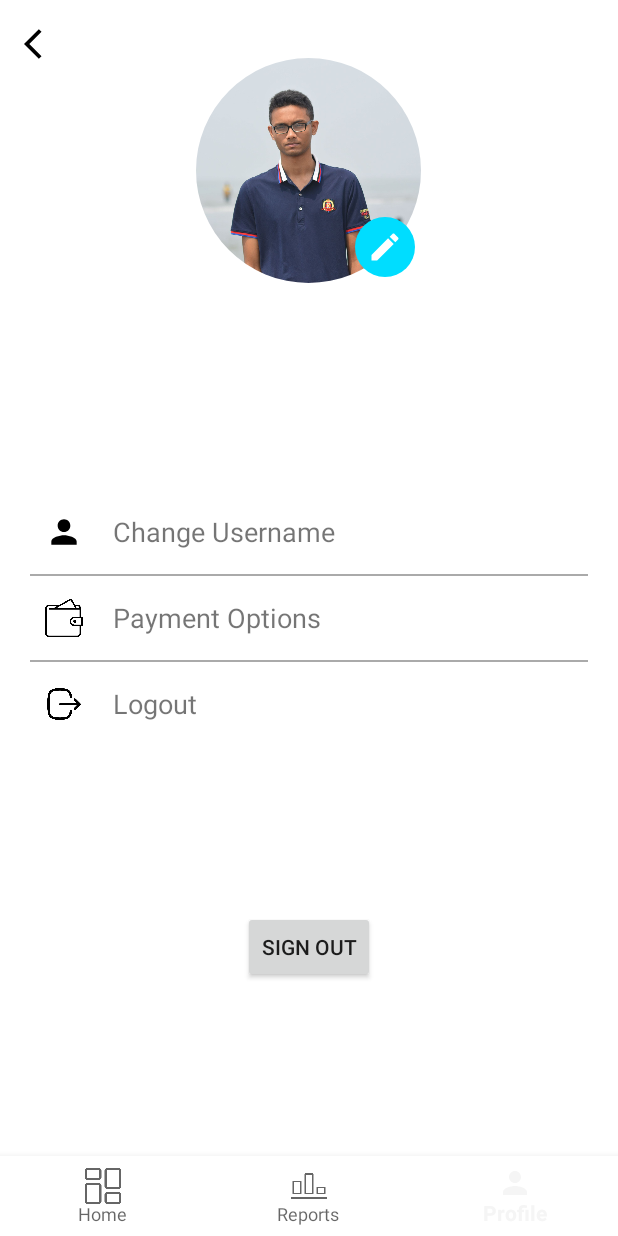
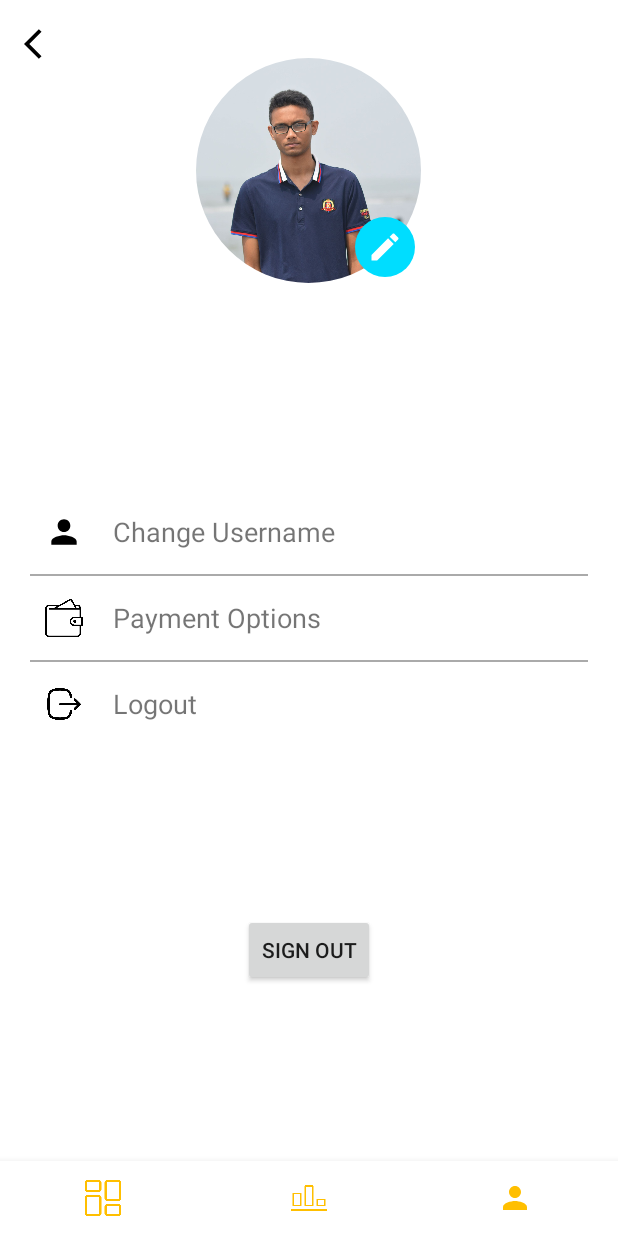
Before and after one commit to AudwitNafi/FinTracker, an Android app: the ProfileActivity screen opened directly, with no data from a screen before it, on a phone screen of 412 x 824 dp. Run offline under Robolectric (Android 15) with nearby library versions, the phone set to English and light mode, and no system bars; our stand-ins replace Firebase (no records; nobody signed in at launch, a user with empty details on screens opened directly); Roboto replaces fonts that are not available here; 2 statements that could not run were skipped.

Commit message:
- fixed bottom navbar

```diff
--- a/app/src/main/res/drawable/custom_edittext.xml
+++ b/app/src/main/res/drawable/custom_edittext.xml
@@ -2,5 +2,5 @@
 <shape xmlns:android="http://schemas.android.com/apk/res/android">
     <corners android:radius="10dp"/>
     <solid android:color="@color/white"/>
-    <stroke android:color="@color/pink" android:width="2dp"/>
+    <stroke android:color="#FFBF00" android:width="2dp"/>
 </shape>
--- a/app/src/main/res/drawable/double_circles.xml
+++ b/app/src/main/res/drawable/double_circles.xml
@@ -6,7 +6,7 @@
             android:shape="ring"
             android:thickness="2dp"
             android:useLevel="false">
-            <solid android:color="@color/brightGreen"/>
+            <solid android:color="#FFBF00"/>
         </shape>
     </item>
     <item>
@@ -16,7 +16,7 @@
             android:shape="ring"
             android:thickness="2dp"
             android:useLevel="false">
-            <solid android:color="@color/pink"/>
+            <solid android:color="#d53600"/>
         </shape>
     </item
 >
--- a/app/src/main/res/layout/activity_home_page.xml
+++ b/app/src/main/res/layout/activity_home_page.xml
@@ -223,6 +223,10 @@
         app:layout_anchorGravity="bottom|center"
         app:menu="@menu/activity_main_navbar"
         style="@style/BottomNavigationStyle"
+        app:itemIconTint="#FFBF00"
+        app:labelVisibilityMode="unlabeled"
+        app:itemIconSize="24dp"
+
         />
 
 
--- a/app/src/main/res/layout/activity_profile.xml
+++ b/app/src/main/res/layout/activity_profile.xml
@@ -154,16 +154,22 @@
 
     <com.google.android.material.bottomnavigation.BottomNavigationView
         android:id="@+id/bottom_navigation_view"
-        android:layout_width="412dp"
-        android:layout_height="53dp"
+        android:layout_width="match_parent"
+        android:layout_height="50dp"
         android:background="@color/white"
+        app:itemIconSize="24dp"
+        app:itemIconTint="#FFBF00"
+        app:labelVisibilityMode="unlabeled"
+        app:layout_anchorGravity="bottom|center"
         app:layout_constraintBottom_toBottomOf="parent"
         app:layout_constraintEnd_toEndOf="parent"
-        app:layout_constraintHorizontal_bias="0.0"
+        app:layout_constraintHorizontal_bias="0.526"
         app:layout_constraintStart_toStartOf="parent"
         app:layout_constraintTop_toTopOf="parent"
         app:layout_constraintVertical_bias="1.0"
-        app:menu="@menu/activity_main_navbar"></com.google.android.material.bottomnavigation.BottomNavigationView>
+        app:menu="@menu/activity_main_navbar"
+
+        ></com.google.android.material.bottomnavigation.BottomNavigationView>
 
     <Button
         android:id="@+id/temp_sign_out_btn"
--- a/app/src/main/res/layout/card_design.xml
+++ b/app/src/main/res/layout/card_design.xml
@@ -19,7 +19,9 @@
 
         <androidx.constraintlayout.widget.ConstraintLayout
             android:layout_width="match_parent"
-            android:layout_height="50dp">
+            android:layout_height="50dp"
+            android:backgroundTint="#FFBF00"
+            >
 
             <de.hdodenhof.circleimageview.CircleImageView
                 android:id="@+id/expImg"
--- a/app/src/main/res/values/themes.xml
+++ b/app/src/main/res/values/themes.xml
@@ -2,8 +2,8 @@
     <!-- Base application theme. -->
     <style name="Theme.MyApplication" parent="Theme.MaterialComponents.Light.DarkActionBar">
         <!-- Primary brand color. -->
-        <item name="colorPrimary">@color/purple_500</item>
-        <item name="colorPrimaryVariant">@color/purple_700</item>
+        <item name="colorPrimary">#FFBF00</item>
+        <item name="colorPrimaryVariant">#FFBF00</item>
         <item name="colorOnPrimary">@color/white</item>
         <!-- Secondary brand color. -->
         <item name="colorSecondary">@color/teal_200</item>
```
Also changed, not shown: app/src/main/res/layout/activity_login.xml (+6 -9 lines), app/src/main/res/layout/activity_report_generate.xml (+6 -1 lines), app/src/main/res/layout/activity_signup.xml (+11 -17 lines).
